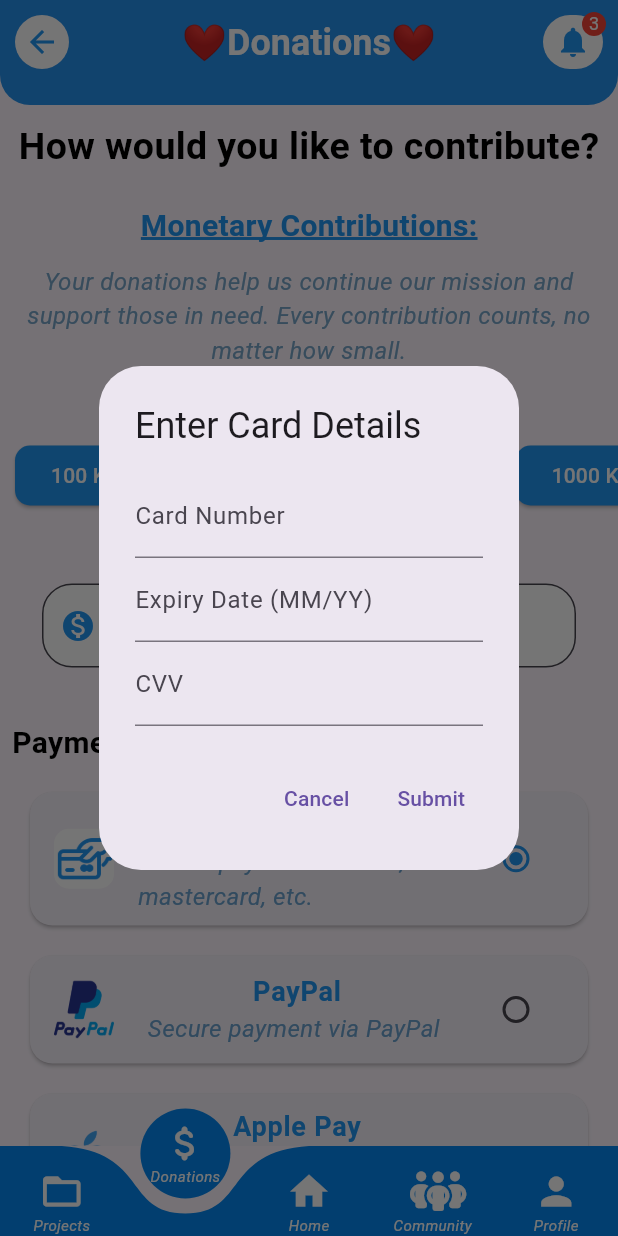
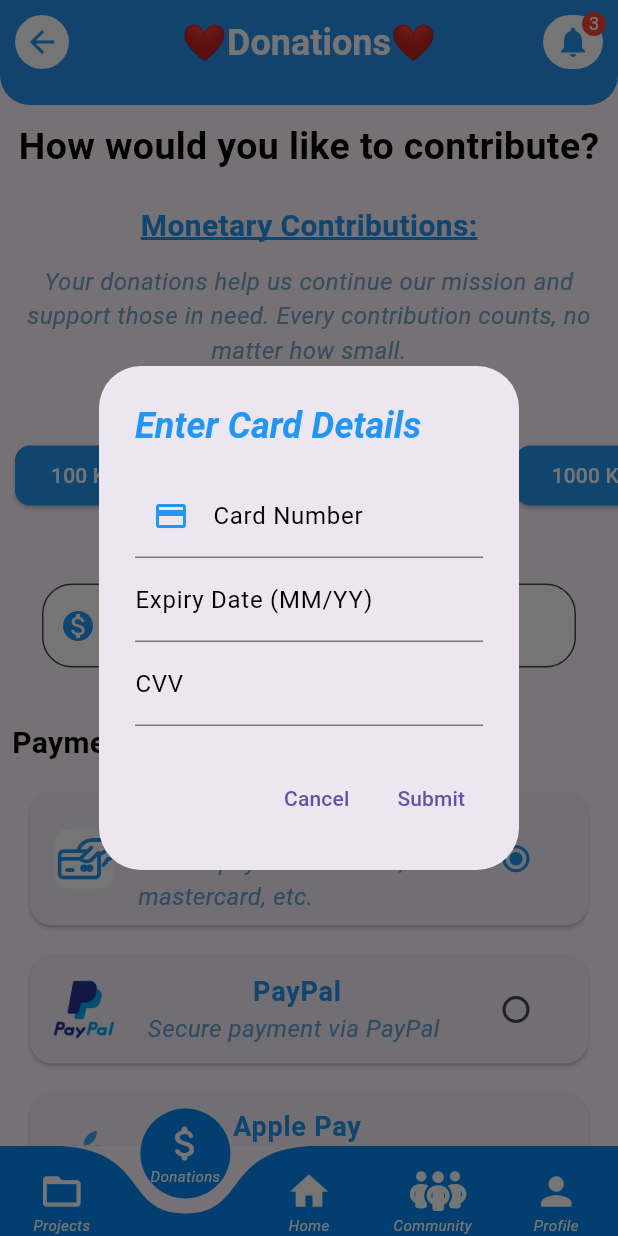
Before and after one commit to Yvonne-Wanja-1/appy, a Flutter app: the screen it shows after launch, item 2 of the bottom bar chosen, after a tap on "Credit/Debit Card", on a phone screen of 412 x 824 dp. Run offline on Flutter 3.47's test engine with Material 3 defaults, Android fonts, the phone set to English and light mode, and no system bars; drawn by our look-alikes of curved_navigation_bar; our stand-ins replace animated_text_kit, font_awesome_flutter, google_fonts, image_cropper, image_picker, open_file and 2 more; Roboto replaces fonts that are missing (Arial).

Commit message:
added the card details for user's input

```diff
--- a/appy/lib/pages/pages/donations.dart
+++ b/appy/lib/pages/pages/donations.dart
@@ -34,27 +34,47 @@ class _DonationsPageState extends State<DonationsPage> with SingleTickerProvider
     );
     _selectedPaymentMethod = null; // Initialize with no selection
   }
-
+//credit card
   void _showCreditCardDialog() {
     showDialog(
       context: context,
       builder: (BuildContext context) {
         return AlertDialog(
-          title: const Text('Enter Card Details'),
+          title: const Text('Enter Card Details',
+          style: TextStyle(
+            fontWeight: FontWeight.bold,
+            color: Colors.blue,
+            //fontSize: 20,
+            fontStyle: FontStyle.italic,
+            fontFamily: 'Arial',
+          ),
+
+          ),
           content: SingleChildScrollView(
             child: Column(
               mainAxisSize: MainAxisSize.min,
               children: <Widget>[
                 const TextField(
-                  decoration: InputDecoration(labelText: 'Card Number'),
+                  decoration: InputDecoration(
+                    labelText: 'Card Number',
+                    labelStyle: TextStyle(color: Colors.black),
+                    prefixIcon: Icon(Icons.credit_card, color: Colors.blue),
+                  ),
                   keyboardType: TextInputType.number,
                 ),
                 const TextField(
-                  decoration: InputDecoration(labelText: 'Expiry Date (MM/YY)'),
+                  decoration: InputDecoration(labelText: 'Expiry Date (MM/YY)',
+                  labelStyle: TextStyle(color: Colors.black),
+
+
+                  ),
                   keyboardType: TextInputType.datetime,
                 ),
                 const TextField(
-                  decoration: InputDecoration(labelText: 'CVV'),
+                  decoration: InputDecoration(labelText: 'CVV',
+
+                  labelStyle: TextStyle(color: Colors.black),
+                  ),
                   keyboardType: TextInputType.number,
                   obscureText: true,
                 ),
@@ -369,7 +389,7 @@ class _DonationsPageState extends State<DonationsPage> with SingleTickerProvider
               ),
 
 
-
+//paypal
                Card(
                 margin: const EdgeInsets.symmetric(horizontal: 20, vertical: 10),
                 shape: RoundedRectangleBorder(
```
